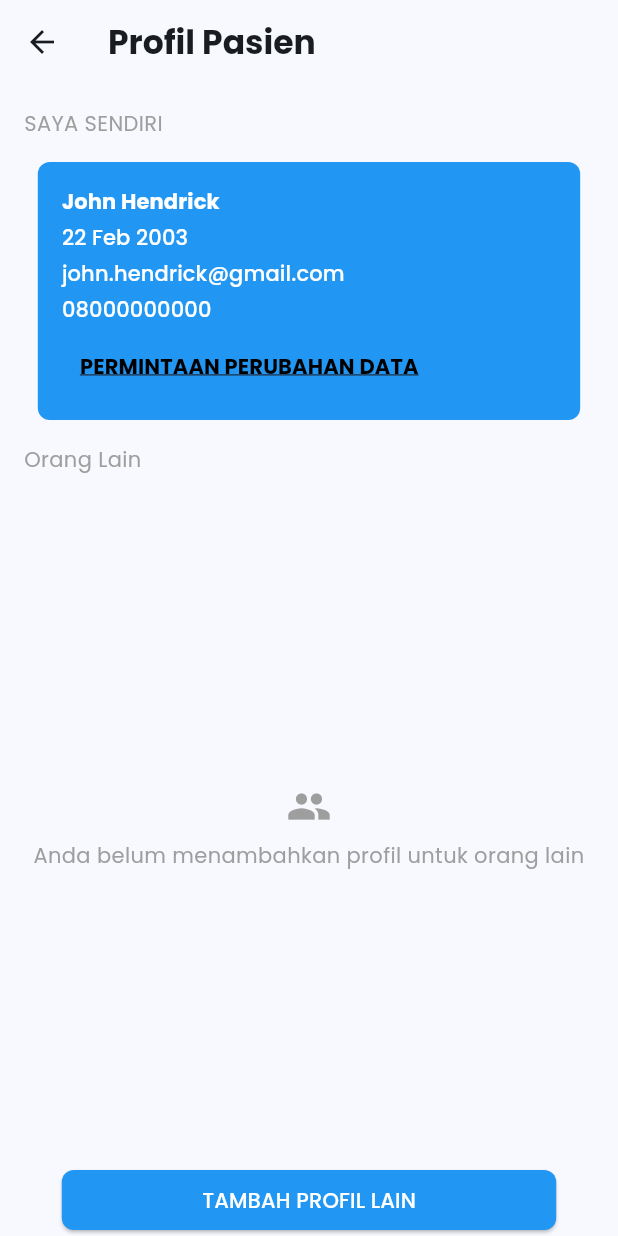
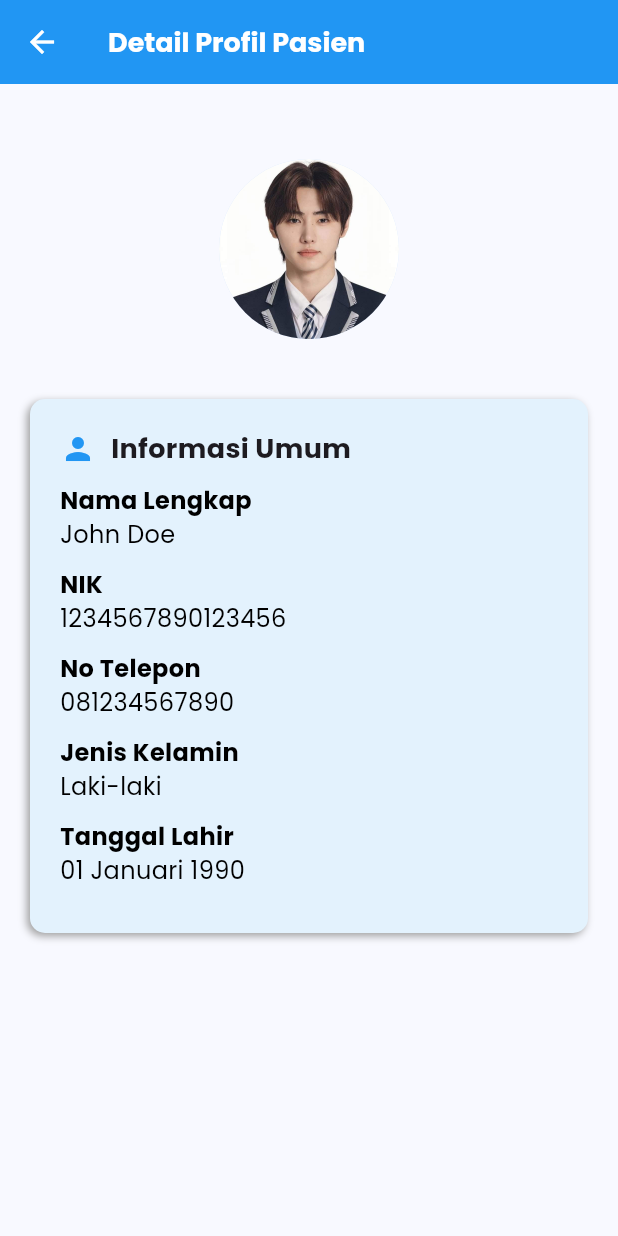
Before and after one commit to boyaditya/flutter-outpatient-hospital-app, a Flutter app: the ProfilPasienScreen screen opened directly, after a tap on "John Hendrick", on a phone screen of 412 x 824 dp. Run offline on Flutter 3.47's test engine with Material 3 defaults, Android fonts, the phone set to English and light mode, and no system bars; our stand-ins replace bloc, calendar_date_picker2, carousel_slider, dots_indicator, flutter_bloc, flutter_rating_bar and 2 more; accounts and stored records are empty; network calls fail.

Commit message:
detail profil

```diff
--- a/app/lib/main.dart
+++ b/app/lib/main.dart
@@ -32,6 +32,7 @@ import 'package:tubes/pages/lihat_janji_temu/histori_janji_temu.dart';
 import 'package:tubes/pages/lihat_janji_temu/rincian_janji_temu.dart';
 import 'package:tubes/pages/lihat_janji_temu/janji_temu_saya2.dart';
 import 'package:tubes/pages/profile/edit_profile.dart';
+
 import 'package:tubes/pages/registrasi_pasien/registrasi_pasien.dart';
 import 'package:tubes/pages/rekam_medis/rekam_medis.dart';
 import 'package:tubes/pages/rekam_medis/detail_rm.dart';
--- /dev/null
+++ b/app/lib/pages/profile/detail_profile.dart
@@ -0,0 +1,123 @@
+import 'package:flutter/material.dart';
+
+class DetailProfilPasien extends StatelessWidget {
+  @override
+  Widget build(BuildContext context) {
+    return Scaffold(
+      appBar: AppBar(
+        title: const Text(
+          'Detail Profil Pasien',
+          style: TextStyle(
+            fontWeight: FontWeight.bold,
+            fontSize: 18,
+            color: Colors.white,
+          ),
+        ),
+        backgroundColor: Colors.blue,
+        iconTheme: const IconThemeData(color: Colors.white),
+      ),
+      body: ListView(
+        padding: const EdgeInsets.all(20),
+        children: [
+          Center(
+            child: Container(
+              margin: const EdgeInsets.only(top: 20),
+              padding: const EdgeInsets.all(10),
+              child: const CircleAvatar(
+                radius: 60,
+                backgroundImage: AssetImage('assets/images/patient.jpeg'), // Ganti dengan path gambar pasien
+              ),
+            ),
+          ),
+          const SizedBox(height: 20),
+          const InfoCard(
+            icon: Icons.person,
+            title: 'Informasi Umum',
+            content: [
+              {'label': 'Nama Lengkap', 'value': 'John Doe'},
+              {'label': 'NIK', 'value': '1234567890123456'},
+              {'label': 'No Telepon', 'value': '081234567890'},
+              {'label': 'Jenis Kelamin', 'value': 'Laki-laki'},
+              {'label': 'Tanggal Lahir', 'value': '01 Januari 1990'},
+            ],
+          ),
+        ],
+      ),
+    );
+  }
+}
+
+class InfoCard extends StatelessWidget {
+  final IconData icon;
+  final String title;
+  final List<Map<String, String>> content;
+
+  const InfoCard({
+    Key? key,
+    required this.icon,
+    required this.title,
+    required this.content,
+  }) : super(key: key);
+
+  @override
+  Widget build(BuildContext context) {
+    return Container(
+      padding: const EdgeInsets.all(20),
+      margin: const EdgeInsets.symmetric(vertical: 10),
+      decoration: BoxDecoration(
+        borderRadius: BorderRadius.circular(10),
+        color: Colors.blue[50],
+        boxShadow: const [
+          BoxShadow(
+            color: Colors.grey,
+            blurRadius: 4.0,
+            offset: Offset(-2, 2),
+          ),
+        ],
+      ),
+      child: Column(
+        crossAxisAlignment: CrossAxisAlignment.start,
+        children: [
+          Row(
+            children: [
+              Icon(icon, color: Colors.blue),
+              const SizedBox(width: 10),
+              Text(
+                title,
+                style: const TextStyle(
+                  fontSize: 18,
+                  fontWeight: FontWeight.bold,
+                ),
+              ),
+            ],
+          ),
+          const SizedBox(height: 10),
+          ...content.map((item) => Padding(
+                padding: const EdgeInsets.only(bottom: 10),
+                child: Column(
+                  crossAxisAlignment: CrossAxisAlignment.start,
+                  children: [
+                    Text(
+                      item['label']!,
+                      style: const TextStyle(
+                        fontSize: 16,
+                        fontWeight: FontWeight.bold,
+                        color: Colors.black,
+                      ),
+                    ),
+                    Text(
+                      item['value']!,
+                      style: const TextStyle(
+                        fontSize: 16,
+                        fontWeight: FontWeight.normal,
+                        color: Colors.black,
+                      ),
+                    ),
+                  ],
+                ),
+              )),
+        ],
+      ),
+    );
+  }
+}
--- a/app/lib/pages/profile/profil_pasien.dart
+++ b/app/lib/pages/profile/profil_pasien.dart
@@ -1,6 +1,8 @@
 import 'package:flutter/material.dart';
+import 'package:tubes/pages/profile/detail_profile.dart';
 import 'package:tubes/pages/profile/edit_profile.dart';
 import 'package:tubes/pages/registrasi_pasien/registrasi_pasien.dart';
+
 
 class ProfilPasienScreen extends StatefulWidget {
   @override
@@ -36,18 +38,12 @@ class _ProfilPasienScreenState extends State<ProfilPasienScreen> {
           Center(
             child: TextButton(
               onPressed: () {
-                // Fungsi yang akan dijalankan saat tombol ditekan
-                // setState(() {
-                // 	statusMessage = 'Akan Di Proses';
-                // });
-
-                // // Menampilkan snackbar dengan pesan
-                // ScaffoldMessenger.of(context).showSnackBar(
-                // 	SnackBar(
-                // 		content: Text(statusMessage),
-                // 		duration: const Duration(seconds: 2), // Durasi tampilan snackbar
-                // 	),
-                // );
+                Navigator.push(
+													context,
+													MaterialPageRoute(
+														builder: (context) => DetailProfilPasien(),
+													),
+												);
               },
               style: TextButton.styleFrom(
                 padding: const EdgeInsets.all(16.0),
```
Also changed, not shown: app/assets/images/patient.jpeg (added).
